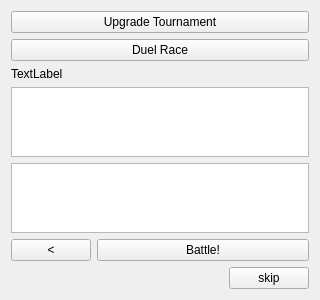
Old version of the form Client/battle.ui in the repository Shantom/PokeMon.
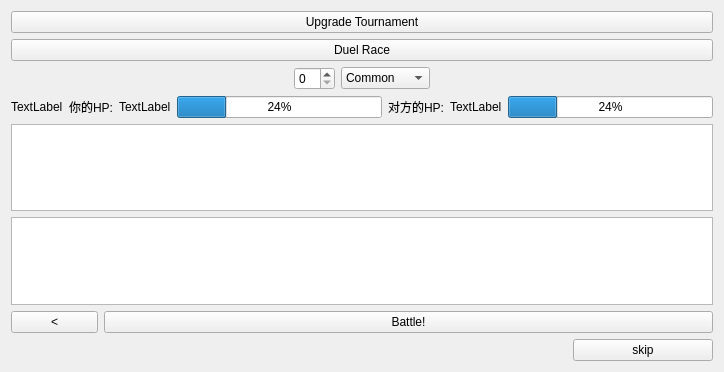
New version of the form.

Diff of the .ui file:
```diff
--- a/Client/battle.ui
+++ b/Client/battle.ui
@@ -6,8 +6,8 @@
    <rect>
     <x>0</x>
     <y>0</y>
-    <width>320</width>
-    <height>240</height>
+    <width>724</width>
+    <height>372</height>
    </rect>
   </property>
   <property name="windowTitle">
@@ -29,11 +29,114 @@
     </widget>
    </item>
    <item>
-    <widget class="QLabel" name="label_type">
-     <property name="text">
-      <string>TextLabel</string>
-     </property>
-    </widget>
+    <layout class="QHBoxLayout" name="horizontalLayout_4">
+     <item>
+      <spacer name="horizontalSpacer_2">
+       <property name="orientation">
+        <enum>Qt::Horizontal</enum>
+       </property>
+       <property name="sizeHint" stdset="0">
+        <size>
+         <width>40</width>
+         <height>20</height>
+        </size>
+       </property>
+      </spacer>
+     </item>
+     <item>
+      <widget class="QSpinBox" name="spinBox_level"/>
+     </item>
+     <item>
+      <widget class="QComboBox" name="comboBox_rarity">
+       <item>
+        <property name="text">
+         <string>Common</string>
+        </property>
+       </item>
+       <item>
+        <property name="text">
+         <string>Rare</string>
+        </property>
+       </item>
+       <item>
+        <property name="text">
+         <string>Epic</string>
+        </property>
+       </item>
+       <item>
+        <property name="text">
+         <string>Legendary</string>
+        </property>
+       </item>
+      </widget>
+     </item>
+     <item>
+      <spacer name="horizontalSpacer_3">
+       <property name="orientation">
+        <enum>Qt::Horizontal</enum>
+       </property>
+       <property name="sizeHint" stdset="0">
+        <size>
+         <width>40</width>
+         <height>20</height>
+        </size>
+       </property>
+      </spacer>
+     </item>
+    </layout>
+   </item>
+   <item>
+    <layout class="QHBoxLayout" name="horizontalLayout_3">
+     <item>
+      <widget class="QLabel" name="label_type">
+       <property name="text">
+        <string>TextLabel</string>
+       </property>
+      </widget>
+     </item>
+     <item>
+      <widget class="QLabel" name="label_infoA">
+       <property name="text">
+        <string>你的HP:</string>
+       </property>
+      </widget>
+     </item>
+     <item>
+      <widget class="QLabel" name="label_HPA">
+       <property name="text">
+        <string>TextLabel</string>
+       </property>
+      </widget>
+     </item>
+     <item>
+      <widget class="QProgressBar" name="progressBar_A">
+       <property name="value">
+        <number>24</number>
+       </property>
+      </widget>
+     </item>
+     <item>
+      <widget class="QLabel" name="label_infoB">
+       <property name="text">
+        <string>对方的HP:</string>
+       </property>
+      </widget>
+     </item>
+     <item>
+      <widget class="QLabel" name="label_HPB">
+       <property name="text">
+        <string>TextLabel</string>
+       </property>
+      </widget>
+     </item>
+     <item>
+      <widget class="QProgressBar" name="progressBar_B">
+       <property name="value">
+        <number>24</number>
+       </property>
+      </widget>
+     </item>
+    </layout>
    </item>
    <item>
     <widget class="QTableView" name="tableView_chellenges"/>
```
